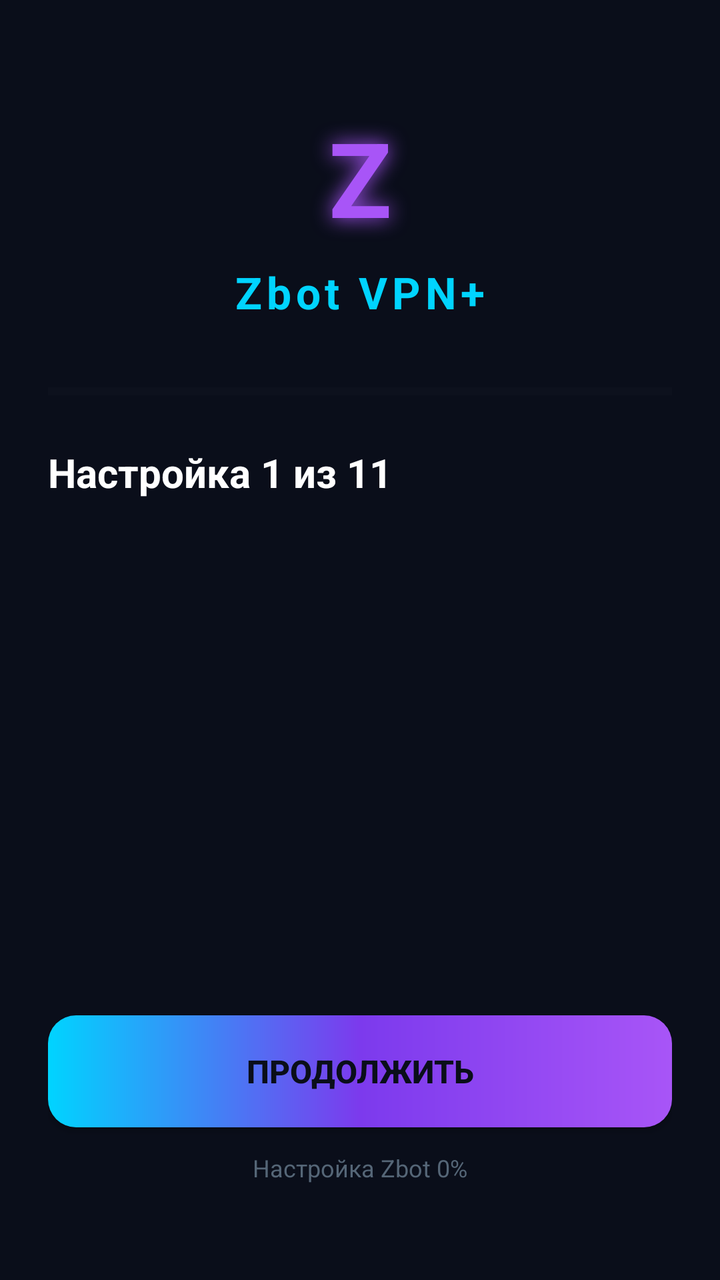
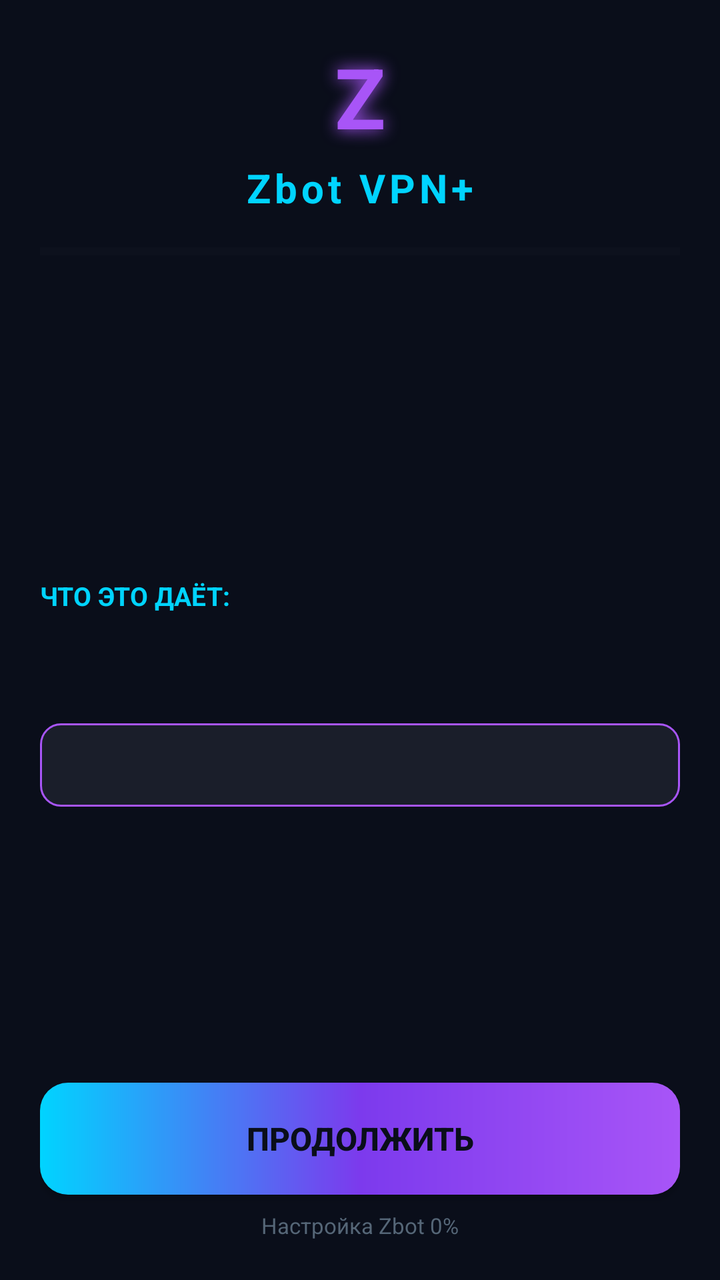

Two renders of the same Android screen: before a commit and after it. Below are the layout's source before the change and the commit's diff.
<!-- AndroidManifest.xml: application theme android:Theme.Material.Light -->
<!-- res/layout/onboarding.xml -->
<?xml version="1.0" encoding="utf-8"?>
<LinearLayout xmlns:android="http://schemas.android.com/apk/res/android"
    android:layout_width="match_parent"
    android:layout_height="match_parent"
    android:orientation="vertical"
    android:background="#0a0e1a"
    android:padding="24dp">

    <TextView
        android:layout_width="match_parent"
        android:layout_height="wrap_content"
        android:text="Z"
        android:textColor="#a855f7"
        android:textSize="52sp"
        android:textStyle="bold"
        android:gravity="center"
        android:layout_marginTop="30dp"
        android:shadowColor="#a855f7"
        android:shadowDx="0"
        android:shadowDy="0"
        android:shadowRadius="25"/>

    <TextView
        android:layout_width="match_parent"
        android:layout_height="wrap_content"
        android:text="Zbot VPN+"
        android:textColor="#00d4ff"
        android:textSize="22sp"
        android:textStyle="bold"
        android:gravity="center"
        android:layout_marginTop="8dp"
        android:layout_marginBottom="32dp"
        android:letterSpacing="0.1"/>

    <ProgressBar
        android:id="@+id/progress"
        style="?android:attr/progressBarStyleHorizontal"
        android:layout_width="match_parent"
        android:layout_height="6dp"
        android:progress="0"
        android:max="100"
        android:progressTint="#a855f7"
        android:progressBackgroundTint="#1a1e2a"
        android:layout_marginBottom="24dp"/>

    <TextView
        android:id="@+id/stepTitle"
        android:layout_width="match_parent"
        android:layout_height="wrap_content"
        android:text="Настройка 1 из 11"
        android:textColor="#ffffff"
        android:textSize="20sp"
        android:textStyle="bold"
        android:layout_marginBottom="12dp"/>

    <TextView
        android:id="@+id/stepDesc"
        android:layout_width="match_parent"
        android:layout_height="wrap_content"
        android:text=""
        android:textColor="#8899aa"
        android:textSize="15sp"
        android:lineSpacingExtra="4dp"
        android:layout_marginBottom="32dp"/>

    <View
        android:layout_width="match_parent"
        android:layout_height="0dp"
        android:layout_weight="1"/>

    <Button
        android:id="@+id/btnNext"
        android:layout_width="match_parent"
        android:layout_height="56dp"
        android:text="ПРОДОЛЖИТЬ"
        android:textColor="#0a0e1a"
        android:textSize="16sp"
        android:textStyle="bold"
        android:background="@drawable/btn_primary"
        android:layout_marginBottom="12dp"/>

    <TextView
        android:id="@+id/stepCounter"
        android:layout_width="match_parent"
        android:layout_height="wrap_content"
        android:text="Настройка Zbot 0%"
        android:textColor="#556677"
        android:textSize="12sp"
        android:gravity="center"
        android:layout_marginBottom="24dp"/>

</LinearLayout>
<!-- resources referenced by this layout -->
<resources>
  <!-- drawable btn_primary (drawable) -->
  <?xml version="1.0" encoding="utf-8"?>
  <shape xmlns:android="http://schemas.android.com/apk/res/android"
      android:shape="rectangle">
      <gradient
          android:startColor="#00d4ff"
          android:centerColor="#7c3aed"
          android:endColor="#a855f7"
          android:angle="0"/>
      <corners android:radius="14dp"/>
  </shape>
</resources>

<!-- the commit's change to res/layout/onboarding.xml (unified diff, before → after) -->
@@ -3,90 +3,153 @@
     android:layout_width="match_parent"
     android:layout_height="match_parent"
     android:orientation="vertical"
-    android:background="#0a0e1a"
-    android:padding="24dp">
+    android:background="#0a0e1a">
 
-    <TextView
+    <LinearLayout
         android:layout_width="match_parent"
         android:layout_height="wrap_content"
-        android:text="Z"
-        android:textColor="#a855f7"
-        android:textSize="52sp"
-        android:textStyle="bold"
-        android:gravity="center"
-        android:layout_marginTop="30dp"
-        android:shadowColor="#a855f7"
-        android:shadowDx="0"
-        android:shadowDy="0"
-        android:shadowRadius="25"/>
+        android:orientation="vertical"
+        android:padding="20dp"
+        android:paddingTop="30dp">
 
-    <TextView
+        <TextView
+            android:layout_width="match_parent"
+            android:layout_height="wrap_content"
+            android:text="Z"
+            android:textColor="#a855f7"
+            android:textSize="42sp"
+            android:textStyle="bold"
+            android:gravity="center"
+            android:shadowColor="#a855f7"
+            android:shadowDx="0"
+            android:shadowDy="0"
+            android:shadowRadius="20"/>
+
+        <TextView
+            android:layout_width="match_parent"
+            android:layout_height="wrap_content"
+            android:text="Zbot VPN+"
+            android:textColor="#00d4ff"
+            android:textSize="20sp"
+            android:textStyle="bold"
+            android:gravity="center"
+            android:layout_marginTop="4dp"
+            android:layout_marginBottom="16dp"
+            android:letterSpacing="0.1"/>
+
+        <ProgressBar
+            android:id="@+id/progress"
+            style="?android:attr/progressBarStyleHorizontal"
+            android:layout_width="match_parent"
+            android:layout_height="5dp"
+            android:progress="0"
+            android:max="100"
+            android:progressTint="#a855f7"
+            android:progressBackgroundTint="#1a1e2a"
+            android:layout_marginBottom="20dp"/>
+    </LinearLayout>
+
+    <ScrollView
+        android:layout_width="match_parent"
+        android:layout_height="0dp"
+        android:layout_weight="1"
+        android:paddingLeft="20dp"
+        android:paddingRight="20dp">
+
+        <LinearLayout
+            android:layout_width="match_parent"
+            android:layout_height="wrap_content"
+            android:orientation="vertical"
+            android:paddingBottom="20dp">
+
+            <TextView
+                android:id="@+id/stepTitle"
+                android:layout_width="match_parent"
+                android:layout_height="wrap_content"
+                android:text=""
+                android:textColor="#ffffff"
+                android:textSize="22sp"
+                android:textStyle="bold"
+                android:layout_marginBottom="8dp"/>
+
+            <TextView
+                android:id="@+id/stepSubtitle"
+                android:layout_width="match_parent"
+                android:layout_height="wrap_content"
+                android:text=""
+                android:textColor="#a855f7"
+                android:textSize="14sp"
+                android:textStyle="bold"
+                android:layout_marginBottom="20dp"/>
+
+            <TextView
+                android:id="@+id/stepDesc"
+                android:layout_width="match_parent"
+                android:layout_height="wrap_content"
+                android:text=""
+                android:textColor="#b0b8c0"
+                android:textSize="15sp"
+                android:lineSpacingExtra="6dp"
+                android:layout_marginBottom="24dp"/>
+
+            <TextView
+                android:layout_width="match_parent"
+                android:layout_height="wrap_content"
+                android:text="ЧТО ЭТО ДАЁТ:"
+                android:textColor="#00d4ff"
+                android:textSize="13sp"
+                android:textStyle="bold"
+                android:layout_marginBottom="12dp"/>
+
+            <TextView
+                android:id="@+id/stepBenefits"
+                android:layout_width="match_parent"
+                android:layout_height="wrap_content"
+                android:text=""
+                android:textColor="#00ff41"
+                android:textSize="14sp"
+                android:lineSpacingExtra="6dp"
+                android:layout_marginBottom="24dp"/>
+
+            <TextView
+                android:id="@+id/stepImportance"
+                android:layout_width="match_parent"
+                android:layout_height="wrap_content"
+                android:text=""
+                android:textSize="13sp"
+                android:textStyle="bold"
+                android:padding="12dp"
+                android:background="@drawable/warning_bg"
+                android:gravity="center"/>
+
+        </LinearLayout>
+    </ScrollView>
+
+    <LinearLayout
         android:layout_width="match_parent"
         android:layout_height="wrap_content"
-        android:text="Zbot VPN+"
-        android:textColor="#00d4ff"
-        android:textSize="22sp"
-        android:textStyle="bold"
-        android:gravity="center"
-        android:layout_marginTop="8dp"
-        android:layout_marginBottom="32dp"
-        android:letterSpacing="0.1"/>
+        android:orientation="vertical"
+        android:padding="20dp">
 
-    <ProgressBar
-        android:id="@+id/progress"
-        style="?android:attr/progressBarStyleHorizontal"
-        android:layout_width="match_parent"
-        android:layout_height="6dp"
-        android:progress="0"
-        android:max="100"
-        android:progressTint="#a855f7"
-        android:progressBackgroundTint="#1a1e2a"
-        android:layout_marginBottom="24dp"/>
+        <Button
+            android:id="@+id/btnNext"
+            android:layout_width="match_parent"
+            android:layout_height="56dp"
+            android:text="ПРОДОЛЖИТЬ"
+            android:textColor="#0a0e1a"
+            android:textSize="16sp"
+            android:textStyle="bold"
+            android:background="@drawable/btn_primary"
+            android:layout_marginBottom="8dp"/>
 
-    <TextView
-        android:id="@+id/stepTitle"
-        android:layout_width="match_parent"
-        android:layout_height="wrap_content"
-        android:text="Настройка 1 из 11"
-        android:textColor="#ffffff"
-        android:textSize="20sp"
-        android:textStyle="bold"
-        android:layout_marginBottom="12dp"/>
-
-    <TextView
-        android:id="@+id/stepDesc"
-        android:layout_width="match_parent"
-        android:layout_height="wrap_content"
-        android:text=""
-        android:textColor="#8899aa"
-        android:textSize="15sp"
-        android:lineSpacingExtra="4dp"
-        android:layout_marginBottom="32dp"/>
-
-    <View
-        android:layout_width="match_parent"
-        android:layout_height="0dp"
-        android:layout_weight="1"/>
-
-    <Button
-        android:id="@+id/btnNext"
-        android:layout_width="match_parent"
-        android:layout_height="56dp"
-        android:text="ПРОДОЛЖИТЬ"
-        android:textColor="#0a0e1a"
-        android:textSize="16sp"
-        android:textStyle="bold"
-        android:background="@drawable/btn_primary"
-        android:layout_marginBottom="12dp"/>
-
-    <TextView
-        android:id="@+id/stepCounter"
-        android:layout_width="match_parent"
-        android:layout_height="wrap_content"
-        android:text="Настройка Zbot 0%"
-        android:textColor="#556677"
-        android:textSize="12sp"
-        android:gravity="center"
-        android:layout_marginBottom="24dp"/>
+        <TextView
+            android:id="@+id/stepCounter"
+            android:layout_width="match_parent"
+            android:layout_height="wrap_content"
+            android:text="Настройка Zbot 0%"
+            android:textColor="#556677"
+            android:textSize="11sp"
+            android:gravity="center"/>
+    </LinearLayout>
 
 </LinearLayout>
<!-- resource entries referenced after the edit -->
@@ -11,5 +11,13 @@
           android:angle="0"/>
       <corners android:radius="14dp"/>
   </shape>
+  <!-- drawable warning_bg (drawable) -->
+  <?xml version="1.0" encoding="utf-8"?>
+  <shape xmlns:android="http://schemas.android.com/apk/res/android"
+      android:shape="rectangle">
+      <solid android:color="#1a1e2a"/>
+      <corners android:radius="10dp"/>
+      <stroke android:width="1dp" android:color="#a855f7"/>
+  </shape>
 </resources>
 
